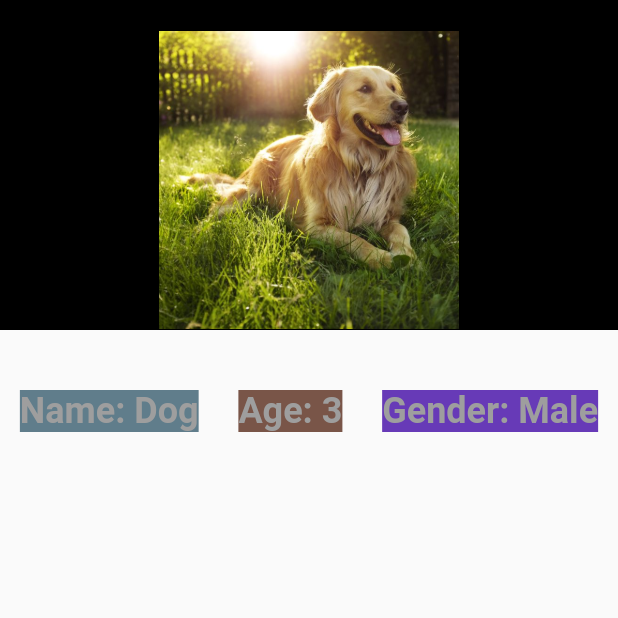
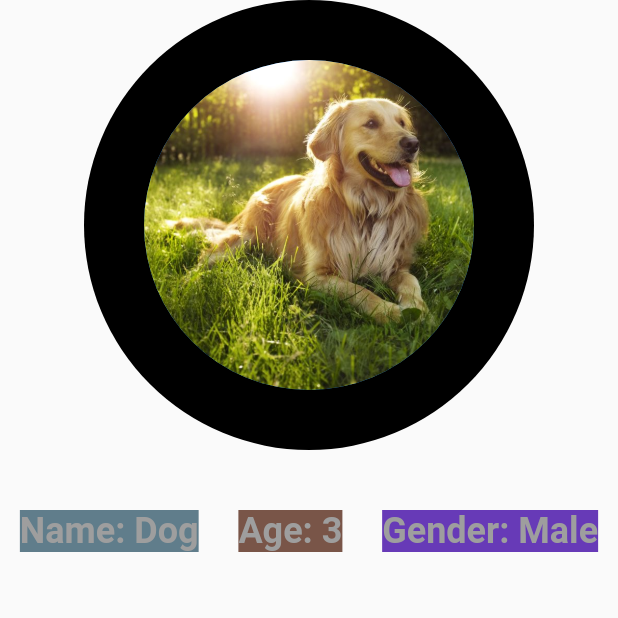
Before and after one commit to amaghrabi7/animals_flutter_app, a Flutter app: the screen it shows after launch, on a phone screen of 412 x 824 dp, the top half of it. Run offline on Flutter 3.47's test engine with Material 2 defaults, Android fonts, the phone set to English and light mode, and no system bars.

```diff
--- a/lib/main.dart
+++ b/lib/main.dart
@@ -18,14 +18,16 @@ class MyApp extends StatelessWidget {
             mainAxisAlignment: MainAxisAlignment.start,
             crossAxisAlignment: CrossAxisAlignment.center,
             children: [
-              Container(
-                  color: Colors.black,
-                  alignment: Alignment.center,
-                  padding: EdgeInsets.only(
-                    top: 20,
+              CircleAvatar(
+                backgroundColor: Colors.black,
+                radius: 150,
+                child: CircleAvatar(
+                  radius: 110,
+                  backgroundImage: AssetImage(
+                    "assets/images/dog.jpeg",
                   ),
-                  child: Image.asset("assets/images/dog.jpeg",
-                      height: 200, width: 200)),
+                ),
+              ),
               Row(
                 mainAxisAlignment: MainAxisAlignment.spaceAround,
                 children: [
```
